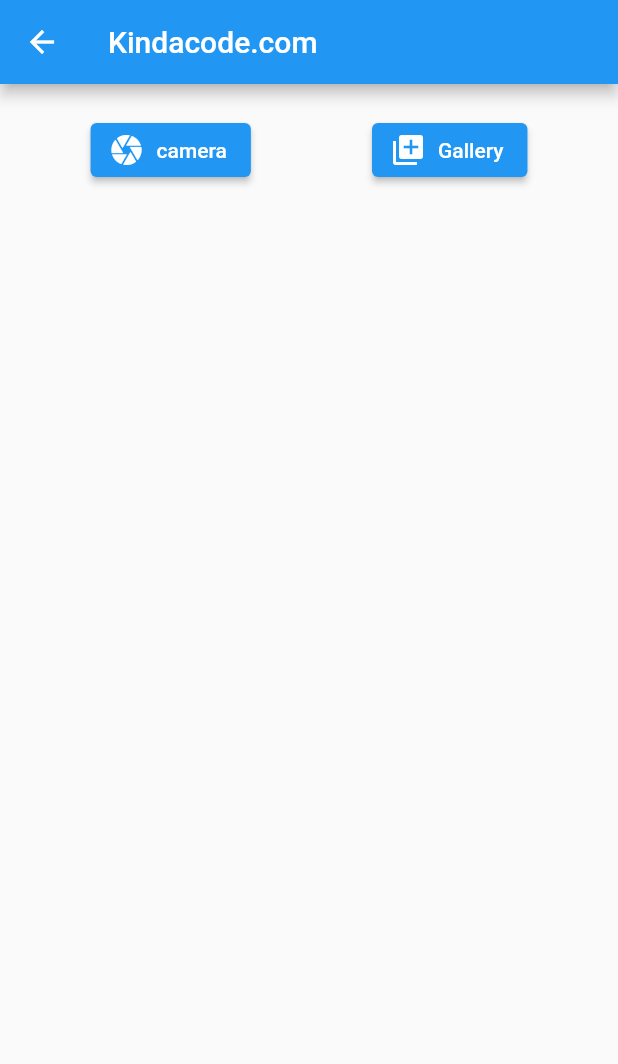
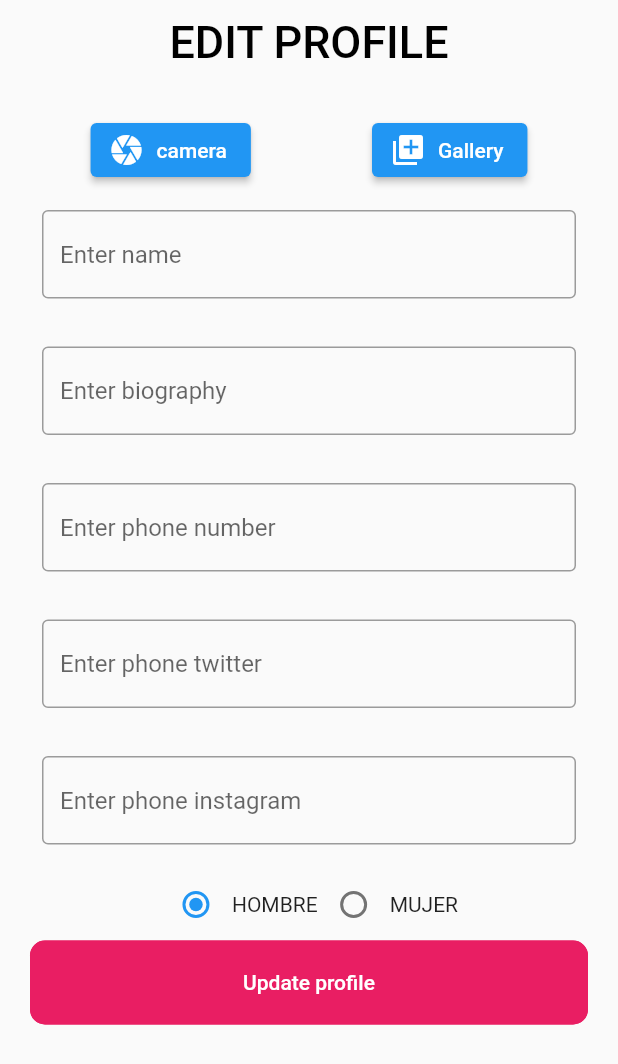
Before and after one commit to sweetnight19/loveFoundIt, a Flutter app: the EditProfilePageFull screen opened directly, on a phone screen of 412 x 824 dp. Shown: the top 1064 px of the screen. Run offline on Flutter 3.47's test engine with Material 2 defaults, Android fonts, the phone set to English and light mode, and no system bars; our stand-ins replace cloud_firestore, firebase_auth, firebase_core, firebase_storage, font_awesome_flutter, google_sign_in and 1 more; missing offline and left inert: sign_button; accounts and stored records are empty.

Commit message:
Added basic layout for editing profile

```diff
--- a/lib/profile/edit_profile.dart
+++ b/lib/profile/edit_profile.dart
@@ -5,6 +5,7 @@ import 'package:flutter/foundation.dart';
 import 'package:flutter/material.dart';
 import 'package:flutter/widgets.dart';
 import 'package:image_picker/image_picker.dart';
+import 'package:love_found_it/widgets/primary_button.dart';
 import 'package:path/path.dart' as path;
 
 class EditProfilePageFull extends StatefulWidget {
@@ -17,10 +18,14 @@ class EditProfilePageFull extends StatefulWidget {
 }
 
 class _EditProfilePageFullState extends State<EditProfilePageFull> {
+  FirebaseStorage storage = FirebaseStorage.instance;
+  String radioButtonItem = 'M';
 
-  FirebaseStorage storage = FirebaseStorage.instance;
 
-  // Select and image from the gallery or take a picture with the camera
+  @override
+  void initState() {
+
+  } // Select and image from the gallery or take a picture with the camera
   // Then upload to Firebase Storage
   Future<void> _upload(String inputSource) async {
     final picker = ImagePicker();
@@ -74,7 +79,7 @@ class _EditProfilePageFullState extends State<EditProfilePageFull> {
         "path": file.fullPath,
         "uploaded_by": fileMeta.customMetadata?['uploaded_by'] ?? 'Nobody',
         "description":
-        fileMeta.customMetadata?['description'] ?? 'No description'
+            fileMeta.customMetadata?['description'] ?? 'No description'
       });
     });
 
@@ -93,7 +98,17 @@ class _EditProfilePageFullState extends State<EditProfilePageFull> {
   Widget build(BuildContext context) {
     return Scaffold(
       appBar: AppBar(
-        title: const Text('Kindacode.com'),
+        centerTitle: true,
+        title: const Text(
+          'EDIT PROFILE',
+          style: TextStyle(
+            fontSize: 30,
+            color: Colors.black,
+          ),
+        ),
+        elevation: 0,
+        automaticallyImplyLeading: false,
+        backgroundColor: Colors.transparent,
       ),
       body: Padding(
         padding: const EdgeInsets.all(20),
@@ -112,43 +127,89 @@ class _EditProfilePageFullState extends State<EditProfilePageFull> {
                     label: const Text('Gallery')),
               ],
             ),
-            Expanded(
-              child: FutureBuilder(
-                future: _loadImages(),
-                builder: (context,
-                    AsyncSnapshot<List<Map<String, dynamic>>> snapshot) {
-                  if (snapshot.connectionState == ConnectionState.done) {
-                    return ListView.builder(
-                      itemCount: snapshot.data?.length ?? 0,
-                      itemBuilder: (context, index) {
-                        final Map<String, dynamic> image =
-                        snapshot.data![index];
-
-                        return Card(
-                          margin: const EdgeInsets.symmetric(vertical: 10),
-                          child: ListTile(
-                            dense: false,
-                            leading: Image.network(image['url']),
-                            title: Text(image['uploaded_by']),
-                            subtitle: Text(image['description']),
-                            trailing: IconButton(
-                              onPressed: () => _delete(image['path']),
-                              icon: const Icon(
-                                Icons.delete,
-                                color: Colors.red,
-                              ),
-                            ),
-                          ),
-                        );
+            Column(
+              crossAxisAlignment: CrossAxisAlignment.start,
+              children: <Widget>[
+                Padding(
+                  padding: EdgeInsets.symmetric(horizontal: 8, vertical: 16),
+                  child: TextField(
+                    decoration: InputDecoration(
+                      border: OutlineInputBorder(),
+                      hintText: 'Enter name',
+                    ),
+                  ),
+                ),
+                Padding(
+                  padding: EdgeInsets.symmetric(horizontal: 8, vertical: 16),
+                  child: TextField(
+                    decoration: InputDecoration(
+                      border: OutlineInputBorder(),
+                      hintText: 'Enter biography',
+                    ),
+                  ),
+                ),
+                Padding(
+                  padding: EdgeInsets.symmetric(horizontal: 8, vertical: 16),
+                  child: TextField(
+                    decoration: InputDecoration(
+                      border: OutlineInputBorder(),
+                      hintText: 'Enter phone number',
+                    ),
+                  ),
+                ),
+                Padding(
+                  padding: EdgeInsets.symmetric(horizontal: 8, vertical: 16),
+                  child: TextField(
+                    decoration: InputDecoration(
+                      border: OutlineInputBorder(),
+                      hintText: 'Enter phone twitter',
+                    ),
+                  ),
+                ),
+                Padding(
+                  padding: EdgeInsets.symmetric(horizontal: 8, vertical: 16),
+                  child: TextField(
+                    decoration: InputDecoration(
+                      border: OutlineInputBorder(),
+                      hintText: 'Enter phone instagram',
+                    ),
+                  ),
+                ),
+                Row(
+                  mainAxisAlignment: MainAxisAlignment.center,
+                  children: <Widget>[
+                    Radio(
+                      value: 1,
+                      groupValue: 1,
+                      onChanged: (val) {
+                        setState(() {
+                          radioButtonItem = 'M';
+                        });
                       },
-                    );
-                  }
-
-                  return const Center(
-                    child: CircularProgressIndicator(),
-                  );
-                },
-              ),
+                    ),
+                    const Text(
+                      'HOMBRE',
+                    ),
+                    Radio(
+                      value: 2,
+                      groupValue: 1,
+                      onChanged: (val) {
+                        setState(() {
+                          radioButtonItem = 'F';
+                        });
+                      },
+                    ),
+                    const Text(
+                      'MUJER',
+                    ),
+                  ],
+                ),
+                Row(
+                  children: [
+                    Expanded(child: primaryButton('Update profile'))
+                  ],
+                )
+              ],
             ),
           ],
         ),
```
